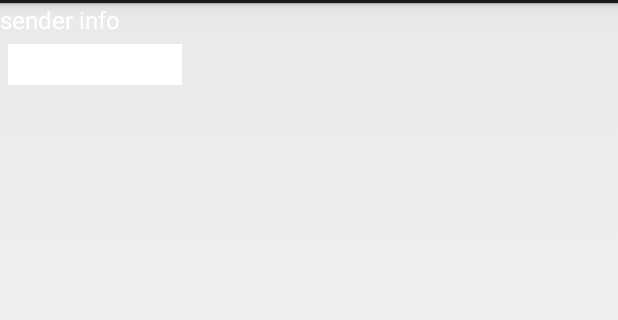
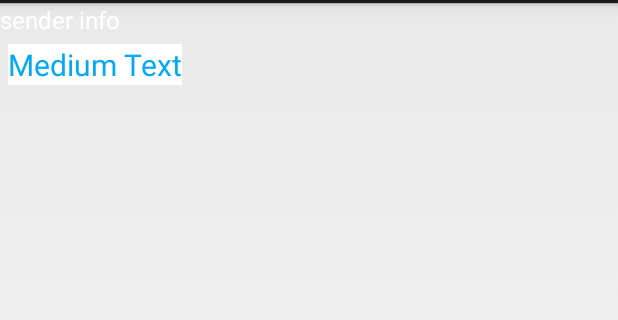
Before and after one commit to MaggGomes/FEUP-SDIS, an Android app: the layout chat_activity_list_item.xml on its own in the app's theme, with its tools: preview values and no code run, on a phone screen of 412 x 824 dp, the part 69-389 px from its top. Run offline under Robolectric (Android 15) with nearby library versions, the phone set to English and light mode, and no system bars.

Commit message:
changed messages layout

```diff
--- a/HereChat/source/app/src/main/java/com/chat/herechat/ChatManager/CustomChatAdapter.java
+++ b/HereChat/source/app/src/main/java/com/chat/herechat/ChatManager/CustomChatAdapter.java
@@ -82,7 +82,7 @@ public class CustomChatAdapter extends BaseAdapter{
 		holder.mMessage.setText(message.getMessage());
 		holder.mTimeAndUserName.setText("   "+message.getTime()+"  "+message.getUserName()+"   ");
 
-		holder.mTimeAndUserName.setTextColor(R.color.textFieldColor);
+		holder.mTimeAndUserName.setTextColor(mContext.getResources().getColor(R.color.White));
 		holder.mTimeAndUserName.setTextSize(14);
 
 		LayoutParams lp = (LayoutParams) holder.mMessage.getLayoutParams();
@@ -106,7 +106,7 @@ public class CustomChatAdapter extends BaseAdapter{
 			 msgColor = getColorForUser(message.mUserUnique);
 
 			//sets color to the MSG
-			holder.mMessage.setTextColor(mContext.getResources().getColor(msgColor));
+			holder.mMessage.setTextColor(mContext.getResources().getColor(R.color.primaryColor));
 
 			lp.gravity = Gravity.LEFT;
 			lp2.gravity = Gravity.LEFT;
--- a/HereChat/source/app/src/main/res/layout/chat_activity_list_item.xml
+++ b/HereChat/source/app/src/main/res/layout/chat_activity_list_item.xml
@@ -22,7 +22,7 @@
         android:shadowDx="1"
         android:shadowDy="1"
         android:text="Medium Text"
-        android:textColor="@color/textColor"
+        android:textColor="@color/primaryColor"
         android:textSize="20sp" />
 
 </LinearLayout>
```
Also changed, not shown: HereChat/source/app/src/main/res/drawable-hdpi/speech_bubble_orange.9.png, HereChat/source/app/src/main/res/drawable-ldpi/speech_bubble_orange.9.png, HereChat/source/app/src/main/res/drawable-mdpi/speech_bubble_orange.9.png, HereChat/source/app/src/main/res/drawable-xhdpi/speech_bubble_orange.9.png, 9 other files.
